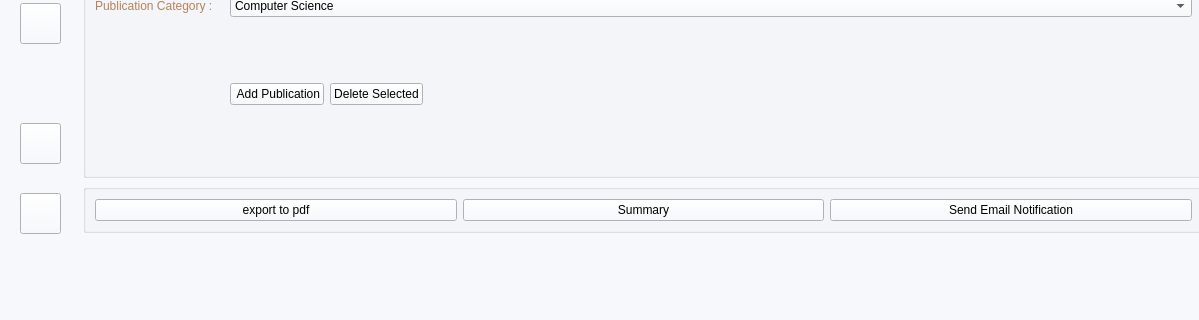
First picture: the form in mainwindow.ui, repository Confused-Guy/Smart-research-publication-management, before the edit; both pictures show x 0 to 1199 and y 447 to 767 of the 1298 by 767 pixel window.
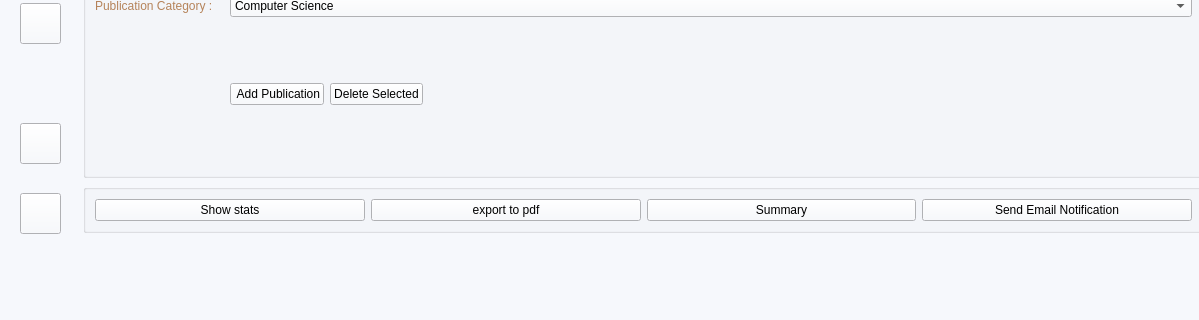
Second picture: the form after the edit. The open tabs and pages were chosen to show the change. Icons and pictures are not drawn.

What changed in the file:
```diff
--- a/mainwindow.ui
+++ b/mainwindow.ui
@@ -8159,6 +8159,13 @@
           <string/>
          </property>
          <layout class="QHBoxLayout" name="horizontalLayout_features">
+          <item>
+           <widget class="QPushButton" name="pubStatsBtn">
+            <property name="text">
+             <string>Show stats</string>
+            </property>
+           </widget>
+          </item>
           <item>
            <widget class="QPushButton" name="export_2">
             <property name="text">
```
Left out of the diff: 24 changed lines with no effect on the pictures.
